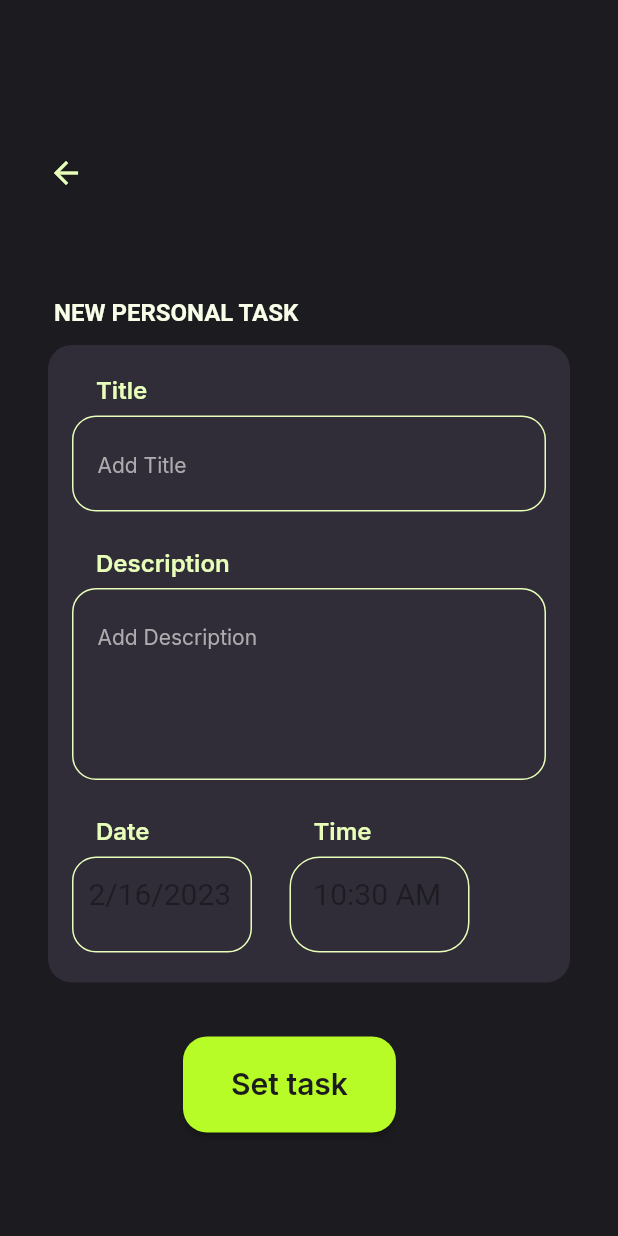
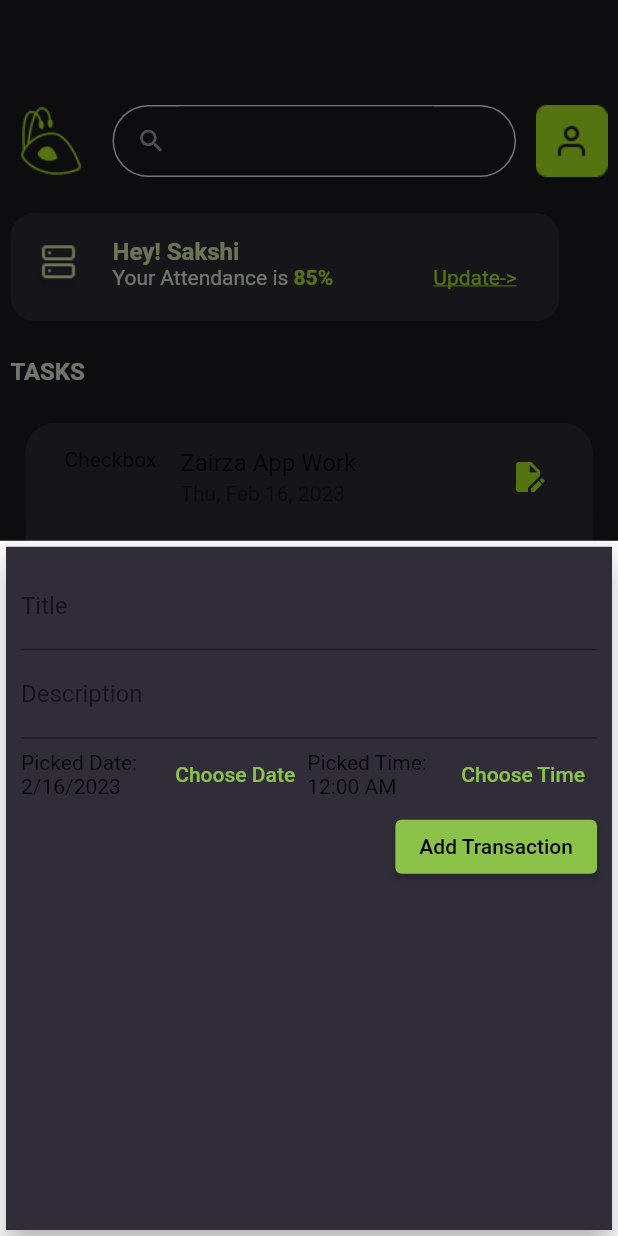
Before and after one commit to Kraken005/NirmanHack, a Flutter app: the screen it shows after launch, after a tap on the "add" icon, on a phone screen of 412 x 824 dp. Run offline on Flutter 3.47's test engine with Material 2 defaults, Android fonts, the phone set to English and light mode, and no system bars; our stand-ins replace date_format, date_time_picker, google_fonts.

Commit message:
change Priyatosh ss

```diff
--- a/lib/Homepage.dart
+++ b/lib/Homepage.dart
@@ -1,6 +1,7 @@
 import 'dart:math';
 import 'package:flutter_application_1/attendance.dart';
 import 'package:flutter_application_1/constants/routes.dart';
+import 'package:flutter_application_1/experimentation/modalInput.dart';
 import 'package:flutter_application_1/experimentation/setTaskExperiment.dart';
 import 'package:flutter_application_1/model/TaskComponents.dart';
 import 'package:flutter_application_1/notification.dart';
@@ -39,7 +40,7 @@ class _HomepageState extends State<Homepage> {
     });
   }
 
-  final List<TaskComponent> events = [
+  List<TaskComponent> events = [
     TaskComponent(
         title: 'Zairza App Work',
         description: 'Design and deploy Zairza App',
@@ -66,14 +67,26 @@ class _HomepageState extends State<Homepage> {
         id: DateTime.now().toString()),
   ];
 
-  void _addEvents(String title, String description, DateTime date,
-      TimeOfDay time, String id) {
+  void _addEvents(String title, String description, DateTime date,TimeOfDay time
+      // , String id
+      ) {
     final newEvent = TaskComponent(
-        title: title, description: description, date: date, time: time, id: id);
+        title: title, description: description, date: date, time: time, id: DateTime.now().toString(),
+        //, id: id
+        );
 
     setState(() {
       events.add(newEvent);
     });
+  }
+
+  void _startNewEvent(BuildContext ctx) {
+    showModalBottomSheet(
+      context: ctx,
+      builder: (_) {
+        return modalInput(addEvents: _addEvents);
+      },
+    );
   }
 
   Future<bool> _onWillPop() async {
@@ -129,10 +142,17 @@ class _HomepageState extends State<Homepage> {
           floatingActionButton: FloatingActionButton(
             backgroundColor: Color(0xffB8FC27),
             onPressed: () {
-              Navigator.of(context).push(MaterialPageRoute(
-                  builder: (context) =>
-                      SettaskExperiment(addEvents: _addEvents)));
+              _startNewEvent(context);
             },
+            // () async {
+            //   final newEvents = Navigator.of(context).push(MaterialPageRoute(
+            //       builder: (context) =>
+            //           SettaskExperiment(addEvents: _addEvents)));
+
+            //   setState(() {
+            //     this.events = newEvents as List<TaskComponent>;
+            //   });
+            // },
             child: Icon(
               Icons.add,
               color: Color(0xff1C1B1F),
--- a/lib/Tasks.dart
+++ b/lib/Tasks.dart
@@ -21,6 +21,15 @@ class ToDoTask extends StatefulWidget {
 }
 
 class _ToDoTaskState extends State<ToDoTask> {
+
+  late List<bool> _isChecked;
+
+  @override
+  void initState() {
+    super.initState();
+    _isChecked = List<bool>.filled(widget.events.length, false);
+  }
+
   @override
   Widget build(BuildContext context) {
     return Container(
@@ -32,7 +41,8 @@ class _ToDoTaskState extends State<ToDoTask> {
               decoration: BoxDecoration(
                   color: Gcolors.neutralColor900,
                   borderRadius: BorderRadius.circular(20)),
-              child: ListTile(
+              child:
+              ListTile(
                 leading: Container(
                   child: Text('Checkbox'),
                 ),
@@ -40,6 +50,7 @@ class _ToDoTaskState extends State<ToDoTask> {
                 subtitle: Text(DateFormat.yMMMEd().format(widget.events[index].date)),
                 trailing:
                     Icon(Icons.edit_document, color: Gcolors.primaryColor400),
+
               ));
           // return ToDoTask(
           //     taskName: TaskList[index][0],
--- /dev/null
+++ b/lib/experimentation/modalInput.dart
@@ -0,0 +1,127 @@
+import 'package:date_format/date_format.dart';
+import 'package:flutter/material.dart';
+import 'package:flutter/src/widgets/framework.dart';
+import 'package:flutter/src/widgets/placeholder.dart';
+import 'package:intl/intl.dart';
+import '../constants/color_constants.dart';
+
+class modalInput extends StatefulWidget {
+  final Function addEvents;
+  const modalInput({super.key, required this.addEvents});
+
+  @override
+  State<modalInput> createState() => _modalInputState();
+}
+
+class _modalInputState extends State<modalInput> {
+  final titleController = TextEditingController();
+  final descriptionController = TextEditingController();
+  DateTime _selectedDate = DateTime.now();
+  TimeOfDay _selectedTime = TimeOfDay(hour: 00, minute: 00);
+
+  void submitData() {
+    final enteredTitle = titleController.text;
+    final enteredDescription = descriptionController.text;
+
+    if (enteredTitle.isEmpty || enteredDescription.isEmpty) {
+      return;
+    }
+
+    widget.addEvents(
+      titleController.text,
+      descriptionController.text,
+      _selectedDate,
+      _selectedTime,
+    );
+  }
+
+  void _presentDatePicker() {
+    showDatePicker(
+            context: context,
+            initialDate: DateTime.now(),
+            firstDate: DateTime(2000),
+            lastDate: DateTime(2030))
+        .then((pickedDate) {
+      if (pickedDate == null) {
+        return;
+      } else {
+        setState(() {
+          _selectedDate = pickedDate;
+        });
+      }
+    });
+  }
+
+  void _presentTimePicker() {
+    showTimePicker(
+      context: context,
+      initialTime: TimeOfDay.now(),
+      //firstTime: TimeOfDay(hour: ),
+      //lastDate: DateTime(2030)
+    ).then((pickedTime) {
+      if (pickedTime == null) {
+        return;
+      } else {
+        setState(() {
+          _selectedTime = pickedTime;
+        });
+      }
+    });
+  }
+
+  @override
+  Widget build(BuildContext context) {
+    return Card(
+      elevation: 8,
+      child: Container(
+        decoration: BoxDecoration(color: Gcolors.neutralColor900),
+        padding: EdgeInsets.all(10),
+        child: Column(
+          crossAxisAlignment: CrossAxisAlignment.end,
+          children: [
+            TextField(
+              decoration: InputDecoration(labelText: 'Title'),
+              controller: titleController,
+              onSubmitted: (value) => submitData,
+            ),
+            TextField(
+              decoration: InputDecoration(labelText: 'Description'),
+              controller: descriptionController,
+              onSubmitted: (value) => submitData,
+            ),
+            Row(
+              children: [
+                Expanded(
+                  child: Text(_selectedDate == null
+                      ? 'No Date Chosen'
+                      : 'Picked Date: ${DateFormat.yMd().format(_selectedDate)}'),
+                ),
+                TextButton(
+                  onPressed: _presentDatePicker,
+                  child: Text('Choose Date'),
+                ),
+                Expanded(
+                  child: Text(_selectedTime == null
+                      ? 'No Time chosen'
+                      : 'Picked Time: ${formatDate(DateTime(2019, 08, 1, _selectedTime.hour, _selectedTime.minute), [
+                              hh,
+                              ':',
+                              nn,
+                              " ",
+                              am
+                            ]).toString()}'),
+                ),
+                TextButton(
+                  onPressed: _presentTimePicker,
+                  child: Text('Choose Time'),
+                ),
+              ],
+            ),
+            ElevatedButton(
+                onPressed: submitData, child: Text('Add Transaction'))
+          ],
+        ),
+      ),
+    );
+  }
+}
--- a/lib/taskList.dart
+++ b/lib/taskList.dart
@@ -41,7 +41,9 @@ class _taskListState extends State<taskList> {
   void addEvents(String title, String description, DateTime date,
       TimeOfDay time, String id) {
     final newEvent = TaskComponent(
-        title: title, description: description, date: date, time: time, id: id);
+        title: title, description: description, date: date, time: time, id: DateTime.now().toString()
+        // time: time, id: id
+         );
 
     setState(() {
       events.add(newEvent);
```
Also changed, not shown: lib/experimentation/setTaskExperiment.dart (+30 -22 lines).
